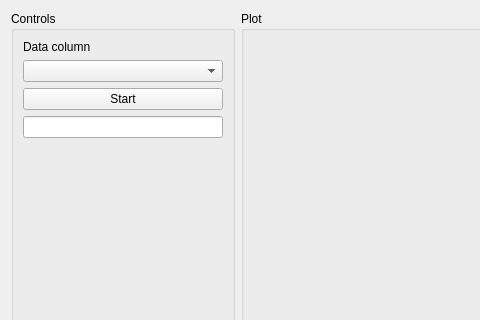
kushalkolar/MESmerize, file mesmerize/plotting/widgets/sosd_fourier/template.ui: the form before one commit; both pictures show x 0 to 480 and y 0 to 320 of the 1038 by 533 pixel window.
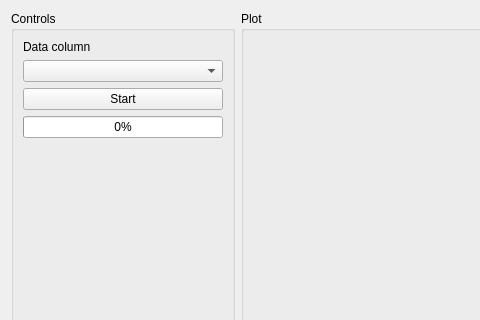
The form after the commit.

Commit message:
Need to finish testing SOSD Widget. Progress bar isn't updating but it appears to be computing in the background.
Added widgets and variants to plotting __init__.py

Update sosd.py, __init__.py, and 8 more files...

```diff
--- a/mesmerize/plotting/widgets/sosd_fourier/template.ui
+++ b/mesmerize/plotting/widgets/sosd_fourier/template.ui
@@ -38,7 +38,11 @@
        </widget>
       </item>
       <item>
-       <widget class="QLineEdit" name="lineEditStdOut"/>
+       <widget class="QProgressBar" name="progressBar">
+        <property name="value">
+         <number>0</number>
+        </property>
+       </widget>
       </item>
       <item>
        <spacer name="verticalSpacer">
```
The commit also changes 9 other files.
